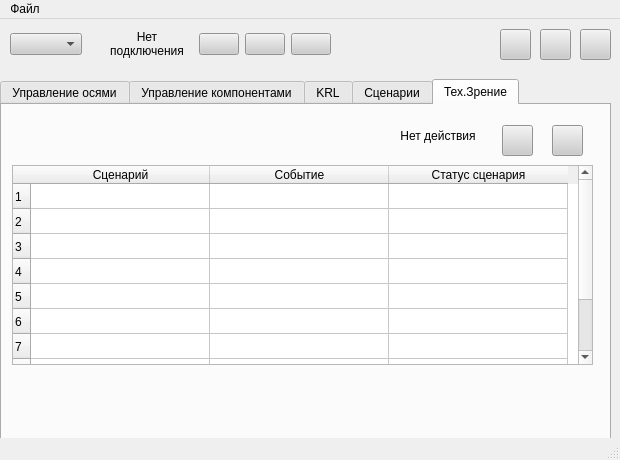
Above: OptimaController_v0_10/ui_desig_v0_11.ui from Xeont88/Optima2-Controller before the change. Below: the same form after it.
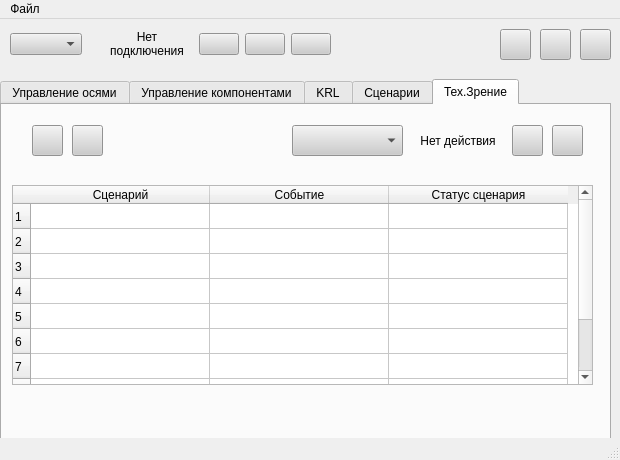
That is the form after the change. Icons and pictures are not drawn.

Commit message: MV: some bugs fixed, add buttons

```diff
--- a/OptimaController_v0_10/ui_desig_v0_11.ui
+++ b/OptimaController_v0_10/ui_desig_v0_11.ui
@@ -1209,7 +1209,7 @@
       <property name="geometry">
        <rect>
         <x>10</x>
-        <y>60</y>
+        <y>80</y>
         <width>581</width>
         <height>200</height>
        </rect>
@@ -1261,7 +1261,7 @@
      <widget class="QPushButton" name="play_button_vision">
       <property name="geometry">
        <rect>
-        <x>500</x>
+        <x>510</x>
         <y>20</y>
         <width>31</width>
         <height>31</height>
@@ -1323,10 +1323,10 @@
      <widget class="QLabel" name="connectLabel_2">
       <property name="geometry">
        <rect>
-        <x>390</x>
+        <x>410</x>
         <y>20</y>
         <width>92</width>
-        <height>21</height>
+        <height>31</height>
        </rect>
       </property>
       <property name="text">
@@ -1339,6 +1339,83 @@
        <bool>true</bool>
       </property>
      </widget>
+     <widget class="QPushButton" name="photo_cam_button">
+      <property name="geometry">
+       <rect>
+        <x>30</x>
+        <y>20</y>
+        <width>31</width>
+        <height>31</height>
+       </rect>
+      </property>
+      <property name="toolTip">
+       <string notr="true" comment="Установить все оси в домашнее положение" extracomment="Установить все оси в домашнее положение"/>
+      </property>
+      <property name="whatsThis">
+       <string notr="true" extracomment="Set axes in 0"/>
+      </property>
+      <property name="layoutDirection">
+       <enum>Qt::LeftToRight</enum>
+      </property>
+      <property name="styleSheet">
+       <string notr="true">background-color: #cccccc;
+color: black;
+</string>
+      </property>
+      <property name="text">
+       <string comment="Установить оси в исходное положение1" extracomment="Установить оси в исходное положение2"/>
+      </property>
+      <property name="icon">
+       <iconset resource="resource.qrc">
+        <normaloff>:/Optima2/src/camera.png</normaloff>:/Optima2/src/camera.png</iconset>
+      </property>
+     </widget>
+     <widget class="QPushButton" name="create_picture_button">
+      <property name="geometry">
+       <rect>
+        <x>70</x>
+        <y>20</y>
+        <width>31</width>
+        <height>31</height>
+       </rect>
+      </property>
+      <property name="toolTip">
+       <string notr="true" comment="Установить все оси в домашнее положение" extracomment="Установить все оси в домашнее положение"/>
+      </property>
+      <property name="whatsThis">
+       <string notr="true" extracomment="Set axes in 0"/>
+      </property>
+      <property name="layoutDirection">
+       <enum>Qt::LeftToRight</enum>
+      </property>
+      <property name="styleSheet">
+       <string notr="true">background-color: #cccccc;
+color: black;
+</string>
+      </property>
+      <property name="text">
+       <string comment="Установить оси в исходное положение1" extracomment="Установить оси в исходное положение2"/>
+      </property>
+      <property name="icon">
+       <iconset resource="resource.qrc">
+        <normaloff>:/Optima2/src/picture.png</normaloff>:/Optima2/src/picture.png</iconset>
+      </property>
+     </widget>
+     <widget class="QComboBox" name="MV_mode_combobox">
+      <property name="geometry">
+       <rect>
+        <x>290</x>
+        <y>20</y>
+        <width>111</width>
+        <height>31</height>
+       </rect>
+      </property>
+      <property name="styleSheet">
+       <string notr="true">background-color: #cccccc;
+color: black;
+</string>
+      </property>
+     </widget>
     </widget>
    </widget>
    <widget class="QWidget" name="layoutWidget">
```
The commit also changes 8 other files.
